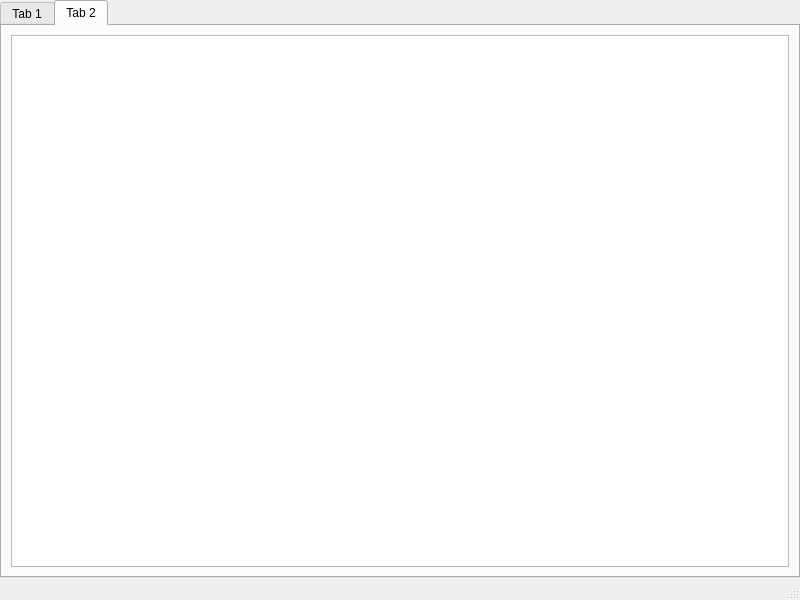
First picture: the form in demo-qt/mainwindow.ui, repository zxffffffff/cross-platform-test, before the edit.
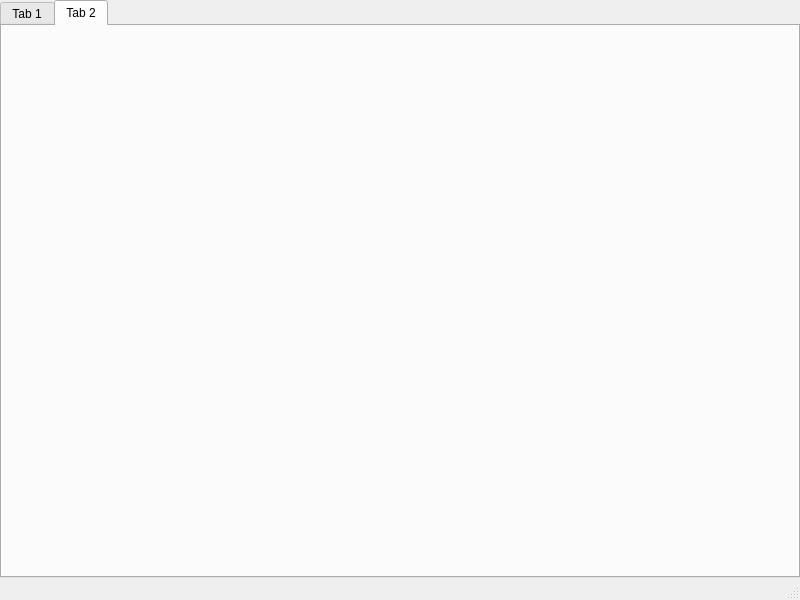
Second picture: the form after the edit. The open tabs and pages were chosen to show the change.

```diff
--- a/demo-qt/mainwindow.ui
+++ b/demo-qt/mainwindow.ui
@@ -246,15 +246,7 @@
        <attribute name="title">
         <string>Tab 2</string>
        </attribute>
-       <layout class="QVBoxLayout" name="verticalLayout_3">
-        <item>
-         <widget class="QPlainTextEdit" name="editMsg">
-          <property name="readOnly">
-           <bool>true</bool>
-          </property>
-         </widget>
-        </item>
-       </layout>
+       <layout class="QVBoxLayout" name="verticalLayout_3"/>
       </widget>
      </widget>
     </item>
```
Left out of the diff: 6 changed lines with no effect on the pictures.
